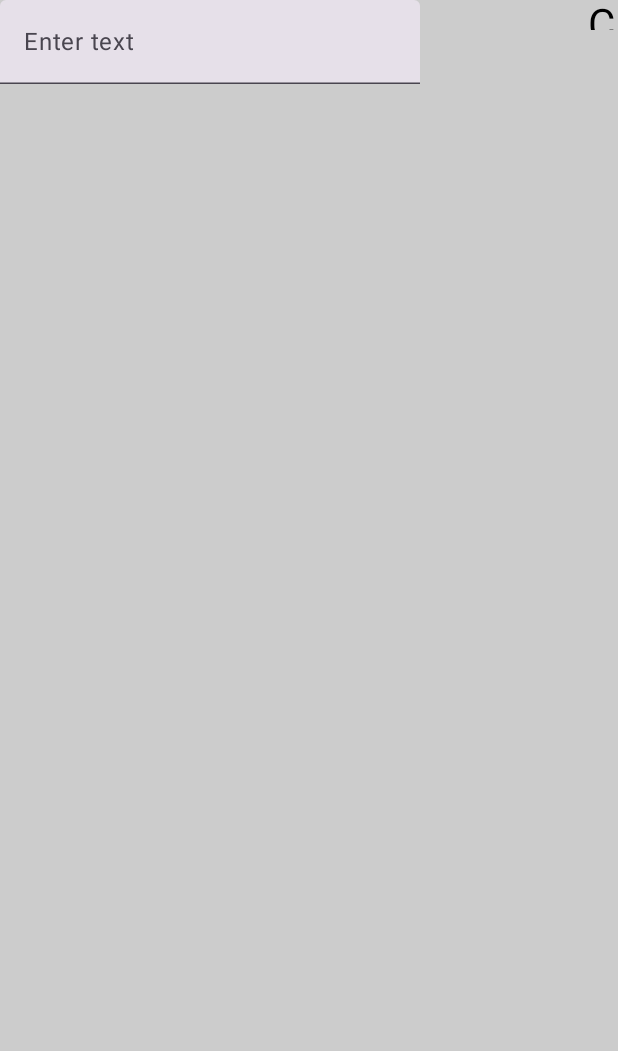
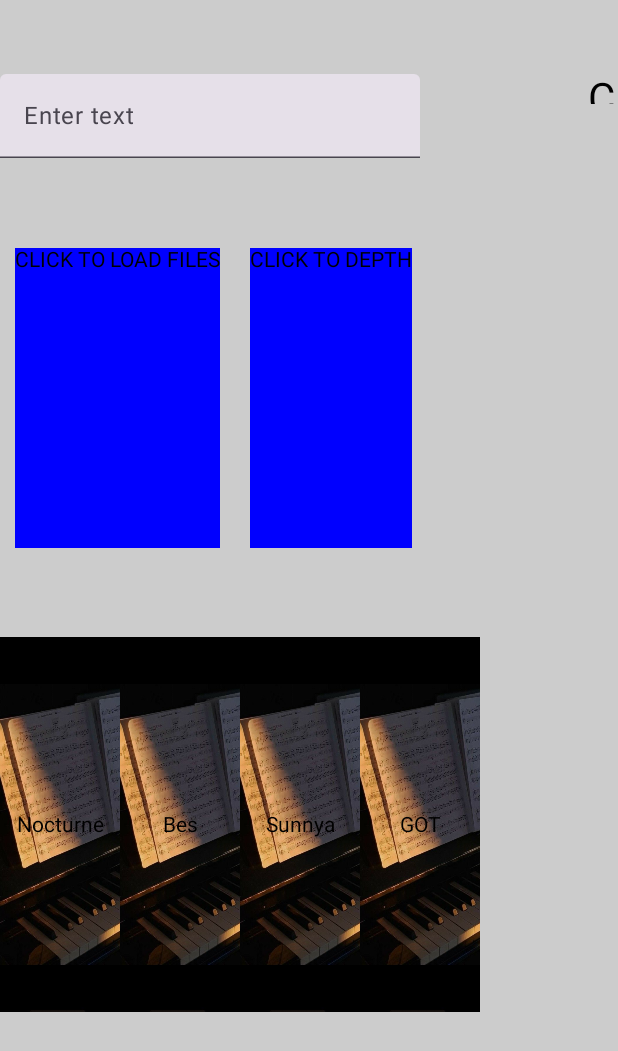
Before and after one commit to aria-blip/deep, an Android app built with Jetpack Compose: the HomeScreen screen opened through its navigation route, after a tap on "CLICK TO INSTALL", on a phone screen of 412 x 824 dp. Shown: the top 1051 px of the screen. Run offline under Robolectric (Android 15) with nearby library versions, the phone set to English and light mode, and no system bars; pictures from the network do not load; 1 statement that could not run was skipped.

Commit message:
added multiple things firstly i used the help of  Junkfood.seal to jsut launch an intent that Seal responds with downloading it takes an Url as SetExtra

```diff
--- a/app/src/main/java/com/example/deep/MainActivity.kt
+++ b/app/src/main/java/com/example/deep/MainActivity.kt
@@ -7,6 +7,7 @@ import android.content.Intent
 import android.net.Uri
 import android.os.Build
 import android.os.Bundle
+import android.os.Environment
 import android.provider.Settings
 import android.util.Log
 import android.util.SparseArray
@@ -75,22 +76,46 @@ import java.net.URL
 class MainActivity : ComponentActivity() {
     val viewmodel by viewModels<SongViewModel>()
 
+    private val folderPickerLauncher = registerForActivityResult(ActivityResultContracts.OpenDocumentTree()) { uri ->
+        uri?.let {
+            contentResolver.takePersistableUriPermission(
+                it,
+                Intent.FLAG_GRANT_READ_URI_PERMISSION or Intent.FLAG_GRANT_WRITE_URI_PERMISSION
+            )
+        }
+    }
+
+
     override fun onCreate(savedInstanceState: Bundle?) {
         super.onCreate(savedInstanceState)
         enableEdgeToEdge()
         val context =this
-
+        viewmodel.songs.value=SongRepository.songs.value
         var resultLauncher = registerForActivityResult(ActivityResultContracts.OpenDocumentTree()) { result: Uri? ->
             viewmodel.loadSongsFromFolder(result,context)
-        //    Log.e("jjj",)
+            Intent.FLAG_GRANT_READ_URI_PERMISSION or Intent.FLAG_GRANT_WRITE_URI_PERMISSION
+
+            //    Log.e("jjj",)
         }
+
+        if (Build.VERSION.SDK_INT >= Build.VERSION_CODES.R) {
+            if (!Environment.isExternalStorageManager()) {
+                val intent = Intent(Settings.ACTION_MANAGE_ALL_FILES_ACCESS_PERMISSION)
+                startActivity(intent)
+            }
+        }
+
       //  downloadYouTubeAudio("https://youtu.be/07RlRpNNGmQ?si=cF6PabNk09DINa12",this@MainActivity)
-        val message = intent.getStringExtra("TITLE") ?: "none"
-        val fullpath = intent.getStringExtra("PATH") ?: "none"
-
-        if(message != "none"){
-            addSongFromIntent(message,fullpath)
-        }
+//        var message = intent.getStringExtra("TITLE") ?: "none"
+//        val fullpath = intent.getStringExtra("PATH") ?: "none"
+//        Log.e("1",message)
+//
+//        if(message != "none"){
+//            if(viewmodel.songs.value.any { it.title == message } == false) {
+//                viewmodel.songs.value = viewmodel.songs.value + Song(message, fullpath)
+//                Log.e("1", "jjjs")
+//            }
+//        }
         setContent {
             val navController = rememberNavController()
 
@@ -135,12 +160,15 @@ data class DepthNav(
 )
 
 fun downloadVideoAsMp3(url:String,con:Context){
-
+    Log.e("ttt","CLICKED")
     val intent = Intent().apply {
         component = ComponentName("com.junkfood.seal.debug", "com.junkfood.seal.DownloadAcitivity")
+        addFlags(Intent.FLAG_ACTIVITY_NEW_TASK)
         putExtra("EXTRA_MESSAGE", url)
     }
+
     con.startActivity(intent)
+    Log.e("ttt","sendd to SLAEDE")
 
 
 }
@@ -150,7 +178,7 @@ fun HomeScreen(resultLauncher: ActivityResultLauncher<Uri?>,viewmodel:SongViewMo
     Column(modifier = Modifier
         .fillMaxSize()
         .background(Color.LightGray), verticalArrangement = Arrangement.SpaceEvenly) {
-        Row(modifier = Modifier.fillMaxSize(), horizontalArrangement = Arrangement.SpaceBetween) {
+        Row(modifier = Modifier.fillMaxWidth(), horizontalArrangement = Arrangement.SpaceBetween) {
             var text by remember { mutableStateOf("") }
 
             TextField(
@@ -328,6 +356,7 @@ fun DepthList(depths: List<Depth>,onDepthClick: (Int) -> Unit) {
 
 @Composable
 fun SongList(songs: List<Song>,onSongClick: (Int) -> Unit) {
+
     LazyColumn {
         itemsIndexed(songs) { index,song   ->
             SongItem(song,index,onSongClick)
--- a/app/src/main/java/com/example/deep/Song.kt
+++ b/app/src/main/java/com/example/deep/Song.kt
@@ -8,5 +8,5 @@ import kotlinx.serialization.Serializable
 data class Song(
     val title: String,
     val uriPath: String,
-    var imageResId: Int?=null
+    var imageResId: Int?=R.drawable.h
     )
--- a/app/src/main/java/com/example/deep/SongService.kt
+++ b/app/src/main/java/com/example/deep/SongService.kt
@@ -67,6 +67,7 @@ class SongService : Service() {
         if (song != null) {
             mediaPlayer?.release()
             mediaPlayer = MediaPlayer.create(this, Uri.parse(song.uriPath))
+            Log.e("s",song.uriPath)
             mediaPlayer?.start()
             showNotification()
         }
```
Also changed, not shown: app/src/main/AndroidManifest.xml (+9 -2 lines).
